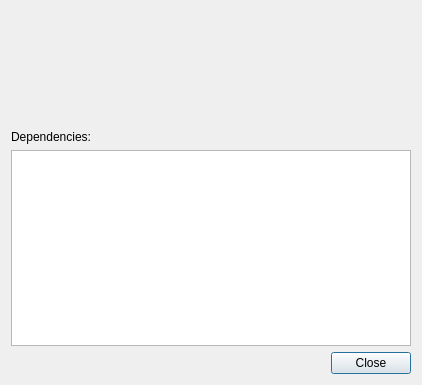
Old version of the form src/compositesnapindetailsdialog.ui in the repository rwimn/component-system; both pictures show x 0 to 422 and y 187 to 572 of the 422 by 572 pixel window.
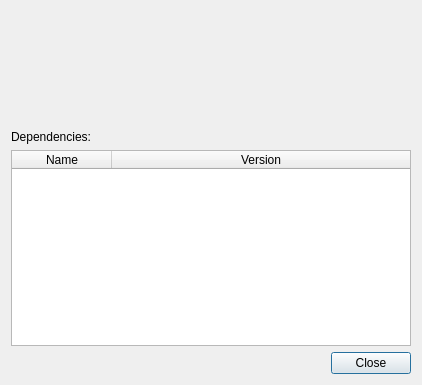
New version of the form. Custom widgets are drawn as their Qt base class.

Commit message: fix: fix issues in composite snap-in dialog

Diff of the .ui file:
```diff
--- a/src/compositesnapindetailsdialog.ui
+++ b/src/compositesnapindetailsdialog.ui
@@ -14,9 +14,6 @@
    <string>Dialog</string>
   </property>
   <layout class="QGridLayout" name="gridLayout">
-   <item row="2" column="0">
-    <widget class="QListWidget" name="listWidget"/>
-   </item>
    <item row="0" column="0">
     <widget class="::gpui::SnapInDetailsWidget" name="snapInWidget" native="true">
      <property name="minimumSize">
@@ -41,6 +38,23 @@
      </property>
     </widget>
    </item>
+   <item row="2" column="0">
+    <widget class="QTableWidget" name="tableWidget">
+     <attribute name="horizontalHeaderStretchLastSection">
+      <bool>true</bool>
+     </attribute>
+     <column>
+      <property name="text">
+       <string>Name</string>
+      </property>
+     </column>
+     <column>
+      <property name="text">
+       <string>Version</string>
+      </property>
+     </column>
+    </widget>
+   </item>
   </layout>
  </widget>
  <customwidgets>
```
The commit also changes 4 other files.
